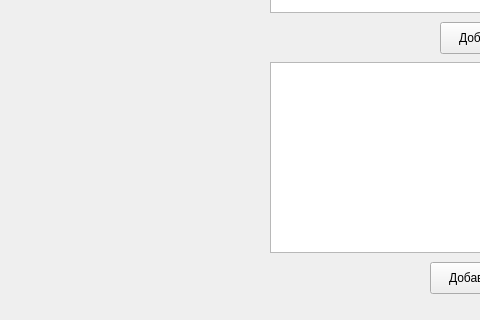
Before: the Qt Designer form src/Tsunami/DeviceWindow.ui in maluginp/Tsunami, drawn with Qt 5; both pictures show x 0 to 480 and y 194 to 514 of the 810 by 514 pixel window.
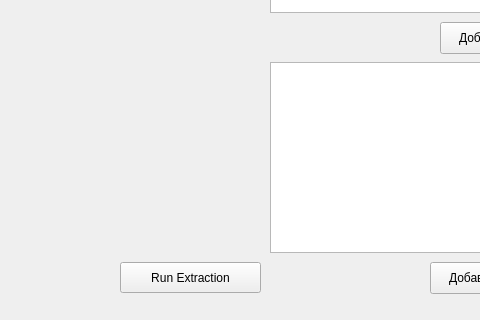
After: the same form once the commit is applied.

Patch:
```diff
--- a/src/Tsunami/DeviceWindow.ui
+++ b/src/Tsunami/DeviceWindow.ui
@@ -213,6 +213,19 @@
      <string>Choice device</string>
     </property>
    </widget>
+   <widget class="QPushButton" name="runExtractButton">
+    <property name="geometry">
+     <rect>
+      <x>120</x>
+      <y>420</y>
+      <width>141</width>
+      <height>31</height>
+     </rect>
+    </property>
+    <property name="text">
+     <string>Run Extraction</string>
+    </property>
+   </widget>
   </widget>
   <widget class="QMenuBar" name="menuBar">
    <property name="geometry">
```
Left out of the diff: 2 changed lines with no effect on the pictures.
